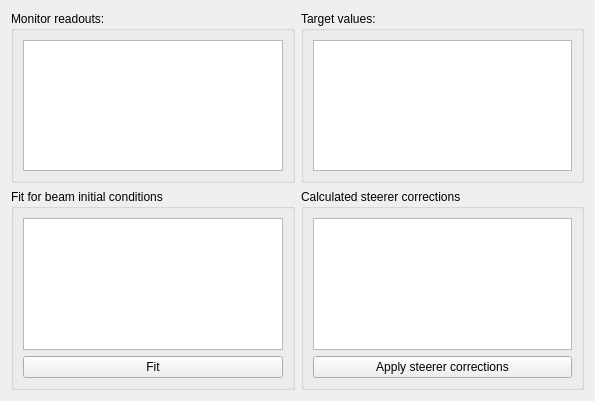
First picture: the form in madgui/correct/mgm_dialog.ui, repository hibtc/madgui, before the edit.
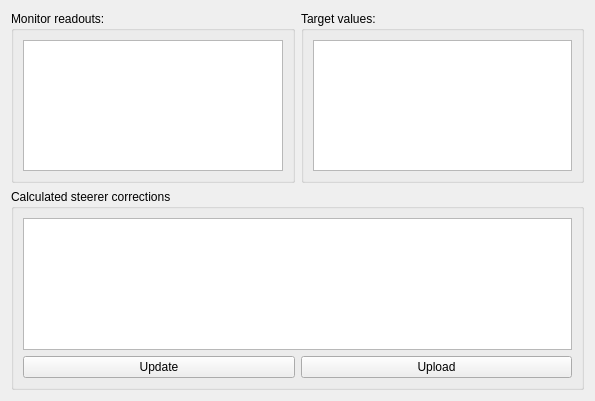
Second picture: the form after the edit. Custom widgets are drawn as their Qt base class.

Commit message: Simplify correction dialog: remove table with fit results

Patch:
```diff
--- a/madgui/correct/mgm_dialog.ui
+++ b/madgui/correct/mgm_dialog.ui
@@ -14,56 +14,6 @@
    <string>Optic variation method (orbit flattening)</string>
   </property>
   <layout class="QGridLayout" columnstretch="1,1">
-   <item row="1" column="0">
-    <widget class="QGroupBox">
-     <property name="title">
-      <string>Fit for beam initial conditions</string>
-     </property>
-     <layout class="QVBoxLayout">
-      <item>
-       <widget class="TableView" name="fit_tab">
-        <property name="focusPolicy">
-         <enum>Qt::ClickFocus</enum>
-        </property>
-       </widget>
-      </item>
-      <item>
-       <layout class="QHBoxLayout">
-        <item>
-         <widget class="QPushButton" name="update_fit_button">
-          <property name="text">
-           <string>Fit</string>
-          </property>
-         </widget>
-        </item>
-       </layout>
-      </item>
-     </layout>
-    </widget>
-   </item>
-   <item row="1" column="1">
-    <widget class="QGroupBox">
-     <property name="title">
-      <string>Calculated steerer corrections</string>
-     </property>
-     <layout class="QVBoxLayout">
-      <item>
-       <widget class="TableView" name="var_tab">
-        <property name="focusPolicy">
-         <enum>Qt::ClickFocus</enum>
-        </property>
-       </widget>
-      </item>
-      <item>
-       <widget class="QPushButton" name="execute_corrections">
-        <property name="text">
-         <string>Apply steerer corrections</string>
-        </property>
-       </widget>
-      </item>
-     </layout>
-    </widget>
-   </item>
    <item row="0" column="0">
     <widget class="QGroupBox">
      <property name="title">
@@ -88,6 +38,40 @@
      </layout>
     </widget>
    </item>
+   <item row="1" column="0" colspan="2">
+    <widget class="QGroupBox">
+     <property name="title">
+      <string>Calculated steerer corrections</string>
+     </property>
+     <layout class="QVBoxLayout">
+      <item>
+       <widget class="TableView" name="var_tab">
+        <property name="focusPolicy">
+         <enum>Qt::ClickFocus</enum>
+        </property>
+       </widget>
+      </item>
+      <item>
+       <layout class="QHBoxLayout">
+        <item>
+         <widget class="QPushButton" name="update_fit_button">
+          <property name="text">
+           <string>Update</string>
+          </property>
+         </widget>
+        </item>
+        <item>
+         <widget class="QPushButton" name="execute_corrections">
+          <property name="text">
+           <string>Upload</string>
+          </property>
+         </widget>
+        </item>
+       </layout>
+      </item>
+     </layout>
+    </widget>
+   </item>
   </layout>
  </widget>
  <customwidgets>
```
The commit also changes 1 other file.
